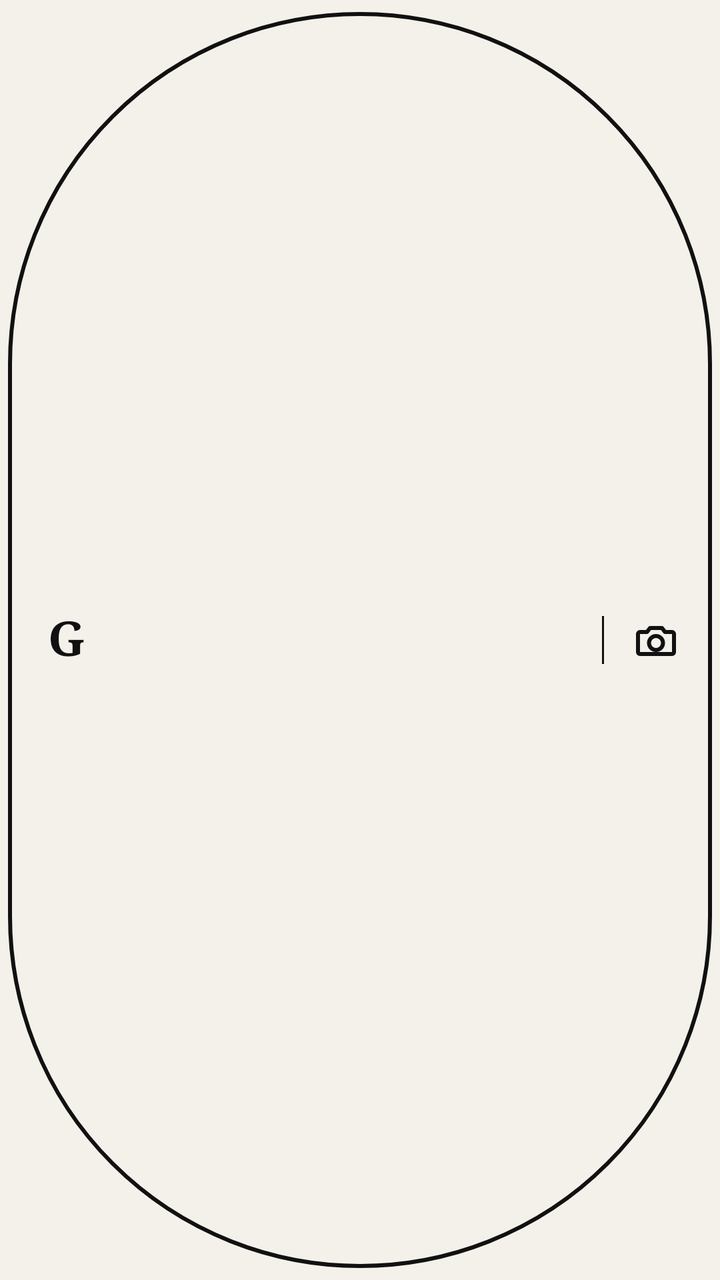
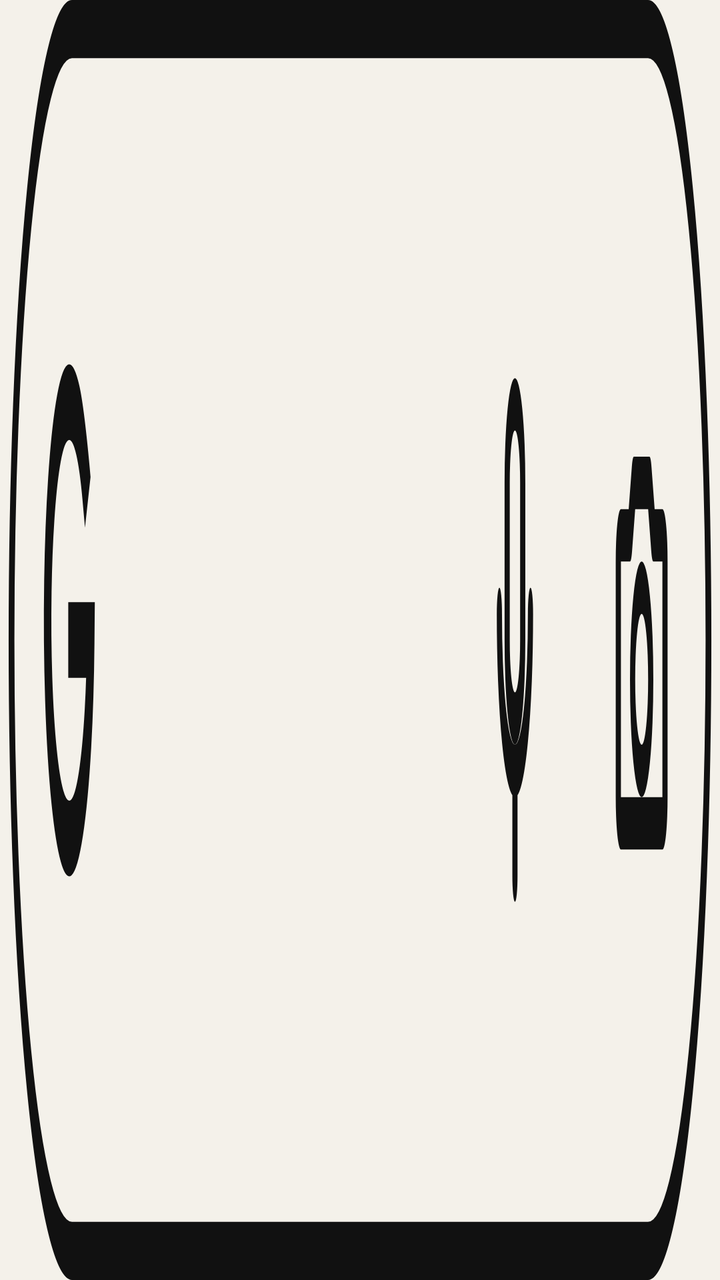

An Android layout rendered at two revisions. The XML below is the earlier revision; the diff shows what the commit changed to produce the second picture.
<!-- AndroidManifest.xml: application theme Theme.InkWidgets -->
<!-- res/layout/widget_search.xml -->
<?xml version="1.0" encoding="utf-8"?>
<FrameLayout xmlns:android="http://schemas.android.com/apk/res/android"
    android:layout_width="match_parent"
    android:layout_height="match_parent"
    android:background="@color/transparent"
    android:paddingHorizontal="4dp"
    android:paddingVertical="6dp">

    <LinearLayout
        android:id="@+id/search_bar"
        android:layout_width="match_parent"
        android:layout_height="match_parent"
        android:layout_gravity="center"
        android:background="@drawable/search_capsule"
        android:contentDescription="@string/search_content_description"
        android:gravity="center_vertical"
        android:orientation="horizontal"
        android:paddingStart="20dp"
        android:paddingEnd="6dp">

        <TextView
            android:layout_width="wrap_content"
            android:layout_height="wrap_content"
            android:fontFamily="serif"
            android:includeFontPadding="false"
            android:importantForAccessibility="no"
            android:text="@string/search_g"
            android:textColor="@color/ink"
            android:textSize="24sp"
            android:textStyle="bold" />

        <FrameLayout
            android:layout_width="0dp"
            android:layout_height="match_parent"
            android:layout_weight="1" />

        <ImageView
            android:layout_width="@dimen/divider_width"
            android:layout_height="24dp"
            android:layout_marginEnd="4dp"
            android:background="@color/ink"
            android:importantForAccessibility="no" />

        <ImageView
            android:id="@+id/lens_button"
            android:layout_width="44dp"
            android:layout_height="match_parent"
            android:background="@drawable/icon_ripple"
            android:contentDescription="@string/lens_content_description"
            android:padding="10dp"
            android:scaleType="fitCenter"
            android:src="@drawable/ic_lens_camera" />

    </LinearLayout>

</FrameLayout>
<!-- resources referenced by this layout -->
<resources>
  <color name="ink">#111111</color>
  <color name="transparent">#00000000</color>
  <dimen name="divider_width">1dp</dimen>
  <!-- drawable ic_lens_camera (drawable) -->
  <?xml version="1.0" encoding="utf-8"?>
  <vector xmlns:android="http://schemas.android.com/apk/res/android"
      android:width="24dp"
      android:height="24dp"
      android:viewportWidth="24"
      android:viewportHeight="24">
      <path
          android:pathData="M4,8H7.5L9,6H15L16.5,8H20A1,1 0,0 1,21 9V18A1,1 0,0 1,20 19H4A1,1 0,0 1,3 18V9A1,1 0,0 1,4 8Z"
          android:strokeWidth="2"
          android:strokeColor="@color/ink"
          android:strokeLineJoin="round" />
      <path
          android:pathData="M8.5,13.5A3.5,3.5 0,1 0,15.5 13.5A3.5,3.5 0,1 0,8.5 13.5Z"
          android:strokeWidth="2"
          android:strokeColor="@color/ink" />
  </vector>
  <!-- drawable icon_ripple (drawable) -->
  <?xml version="1.0" encoding="utf-8"?>
  <ripple xmlns:android="http://schemas.android.com/apk/res/android"
      android:color="@color/dot_off">
      <item android:id="@android:id/mask">
          <shape android:shape="oval">
              <solid android:color="@color/ink" />
          </shape>
      </item>
  </ripple>
  <!-- drawable search_capsule (drawable) -->
  <?xml version="1.0" encoding="utf-8"?>
  <shape xmlns:android="http://schemas.android.com/apk/res/android"
      android:shape="rectangle">
      <solid android:color="@color/paper" />
      <stroke
          android:width="@dimen/capsule_stroke"
          android:color="@color/ink" />
      <corners android:radius="999dp" />
  </shape>
  <string name="lens_content_description">Buka Google Lens</string>
  <string name="search_content_description">Cari dengan Google</string>
  <string name="search_g" translatable="false">G</string>
  <style name="Theme.InkWidgets" parent="Base.Theme.InkWidgets" />
  <color name="dot_off">#1F111111</color>
  <color name="paper">#F4F1EA</color>
  <dimen name="capsule_stroke">2dp</dimen>
  <style name="Base.Theme.InkWidgets" parent="android:Theme.Material.Light.NoActionBar">
          <item name="android:colorPrimary">@color/ink</item>
          <item name="android:colorPrimaryDark">@color/paper</item>
          <item name="android:colorAccent">@color/ink</item>
          <item name="android:colorControlHighlight">@color/dot_off</item>
          <item name="android:windowBackground">@color/paper</item>
          <item name="android:statusBarColor">@color/paper</item>
          <item name="android:navigationBarColor">@color/paper</item>
          <item name="android:windowLightStatusBar">true</item>
          <item name="android:textColorPrimary">@color/ink</item>
          <item name="android:textColorSecondary">@color/muted</item>
      </style>
  <color name="muted">#5A5A5A</color>
</resources>

<!-- the commit's change to res/layout/widget_search.xml (unified diff, before → after) -->
@@ -2,54 +2,42 @@
 <FrameLayout xmlns:android="http://schemas.android.com/apk/res/android"
     android:layout_width="match_parent"
     android:layout_height="match_parent"
-    android:background="@color/transparent"
-    android:paddingHorizontal="4dp"
-    android:paddingVertical="6dp">
+    android:background="@color/transparent">
+
+    <ImageView
+        android:id="@+id/search_image"
+        android:layout_width="match_parent"
+        android:layout_height="match_parent"
+        android:importantForAccessibility="no"
+        android:scaleType="fitXY"
+        android:src="@drawable/preview_search" />
 
     <LinearLayout
-        android:id="@+id/search_bar"
         android:layout_width="match_parent"
         android:layout_height="match_parent"
-        android:layout_gravity="center"
-        android:background="@drawable/search_capsule"
-        android:contentDescription="@string/search_content_description"
-        android:gravity="center_vertical"
         android:orientation="horizontal"
-        android:paddingStart="20dp"
-        android:paddingEnd="6dp">
-
-        <TextView
-            android:layout_width="wrap_content"
-            android:layout_height="wrap_content"
-            android:fontFamily="serif"
-            android:includeFontPadding="false"
-            android:importantForAccessibility="no"
-            android:text="@string/search_g"
-            android:textColor="@color/ink"
-            android:textSize="24sp"
-            android:textStyle="bold" />
+        android:paddingEnd="4dp">
 
         <FrameLayout
+            android:id="@+id/search_bar"
             android:layout_width="0dp"
             android:layout_height="match_parent"
-            android:layout_weight="1" />
+            android:layout_weight="1"
+            android:contentDescription="@string/search_content_description" />
 
-        <ImageView
-            android:layout_width="@dimen/divider_width"
-            android:layout_height="24dp"
-            android:layout_marginEnd="4dp"
-            android:background="@color/ink"
-            android:importantForAccessibility="no" />
-
-        <ImageView
-            android:id="@+id/lens_button"
-            android:layout_width="44dp"
+        <FrameLayout
+            android:id="@+id/mic_button"
+            android:layout_width="48dp"
             android:layout_height="match_parent"
             android:background="@drawable/icon_ripple"
-            android:contentDescription="@string/lens_content_description"
-            android:padding="10dp"
-            android:scaleType="fitCenter"
-            android:src="@drawable/ic_lens_camera" />
+            android:contentDescription="@string/mic_content_description" />
+
+        <FrameLayout
+            android:id="@+id/lens_button"
+            android:layout_width="48dp"
+            android:layout_height="match_parent"
+            android:background="@drawable/icon_ripple"
+            android:contentDescription="@string/lens_content_description" />
 
     </LinearLayout>
 
<!-- resource entries referenced after the edit -->
@@ -2,24 +2,6 @@
 <resources>
   <color name="ink">#111111</color>
   <color name="transparent">#00000000</color>
-  <dimen name="divider_width">1dp</dimen>
-  <!-- drawable ic_lens_camera (drawable) -->
-  <?xml version="1.0" encoding="utf-8"?>
-  <vector xmlns:android="http://schemas.android.com/apk/res/android"
-      android:width="24dp"
-      android:height="24dp"
-      android:viewportWidth="24"
-      android:viewportHeight="24">
-      <path
-          android:pathData="M4,8H7.5L9,6H15L16.5,8H20A1,1 0,0 1,21 9V18A1,1 0,0 1,20 19H4A1,1 0,0 1,3 18V9A1,1 0,0 1,4 8Z"
-          android:strokeWidth="2"
-          android:strokeColor="@color/ink"
-          android:strokeLineJoin="round" />
-      <path
-          android:pathData="M8.5,13.5A3.5,3.5 0,1 0,15.5 13.5A3.5,3.5 0,1 0,8.5 13.5Z"
-          android:strokeWidth="2"
-          android:strokeColor="@color/ink" />
-  </vector>
   <!-- drawable icon_ripple (drawable) -->
   <?xml version="1.0" encoding="utf-8"?>
   <ripple xmlns:android="http://schemas.android.com/apk/res/android"
@@ -30,23 +12,64 @@
           </shape>
       </item>
   </ripple>
-  <!-- drawable search_capsule (drawable) -->
+  <!-- drawable preview_search (drawable) -->
   <?xml version="1.0" encoding="utf-8"?>
-  <shape xmlns:android="http://schemas.android.com/apk/res/android"
-      android:shape="rectangle">
-      <solid android:color="@color/paper" />
-      <stroke
-          android:width="@dimen/capsule_stroke"
-          android:color="@color/ink" />
-      <corners android:radius="999dp" />
-  </shape>
+  <vector xmlns:android="http://schemas.android.com/apk/res/android"
+      android:width="250dp"
+      android:height="44dp"
+      android:viewportWidth="250"
+      android:viewportHeight="44">
+      
+      <path
+          android:fillColor="@color/paper"
+          android:pathData="M25,1H225A21,21 0,0 1,225 43H25A21,21 0,0 1,25 1Z"
+          android:strokeWidth="2"
+          android:strokeColor="@color/ink" />
+      
+      <path
+          android:pathData="M29.6,16.3A7.5,7.5 0,1 0,31.5 22H25"
+          android:strokeWidth="2.6"
+          android:strokeColor="@color/ink"
+          android:strokeLineCap="square" />
+      
+      <group
+          android:scaleX="0.9"
+          android:scaleY="0.9"
+          android:translateX="168"
+          android:translateY="11.2">
+          <path
+              android:pathData="M12,3A3,3 0,0 1,15 6V12A3,3 0,0 1,9 12V6A3,3 0,0 1,12 3Z"
+              android:strokeWidth="2"
+              android:strokeColor="@color/ink" />
+          <path
+              android:pathData="M6,11A6,6 0,0 0,18 11M12,17V21"
+              android:strokeWidth="2"
+              android:strokeColor="@color/ink"
+              android:strokeLineCap="round" />
+      </group>
+      
+      <group
+          android:scaleX="0.9"
+          android:scaleY="0.9"
+          android:translateX="212"
+          android:translateY="11.2">
+          <path
+              android:pathData="M4,8H7.5L9,6H15L16.5,8H20A1,1 0,0 1,21 9V18A1,1 0,0 1,20 19H4A1,1 0,0 1,3 18V9A1,1 0,0 1,4 8Z"
+              android:strokeWidth="2"
+              android:strokeColor="@color/ink"
+              android:strokeLineJoin="round" />
+          <path
+              android:pathData="M8.5,13.5A3.5,3.5 0,1 0,15.5 13.5A3.5,3.5 0,1 0,8.5 13.5Z"
+              android:strokeWidth="2"
+              android:strokeColor="@color/ink" />
+      </group>
+  </vector>
   <string name="lens_content_description">Buka Google Lens</string>
+  <string name="mic_content_description">Penelusuran suara Google</string>
   <string name="search_content_description">Cari dengan Google</string>
-  <string name="search_g" translatable="false">G</string>
   <style name="Theme.InkWidgets" parent="Base.Theme.InkWidgets" />
   <color name="dot_off">#1F111111</color>
   <color name="paper">#F4F1EA</color>
-  <dimen name="capsule_stroke">2dp</dimen>
   <style name="Base.Theme.InkWidgets" parent="android:Theme.Material.Light.NoActionBar">
           <item name="android:colorPrimary">@color/ink</item>
           <item name="android:colorPrimaryDark">@color/paper</item>
